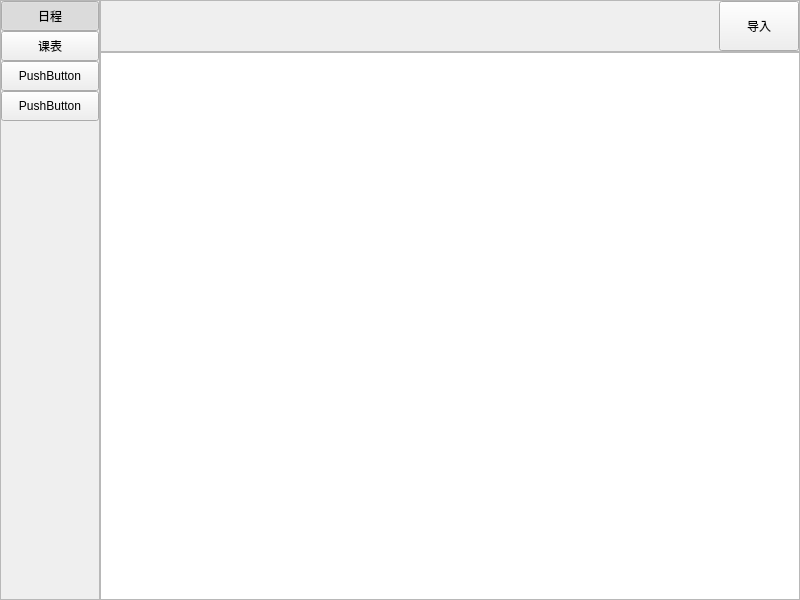
Above: mianwidget.ui from QiuLiang-99/OneLifeRelief before the change. Below: the same form after it.
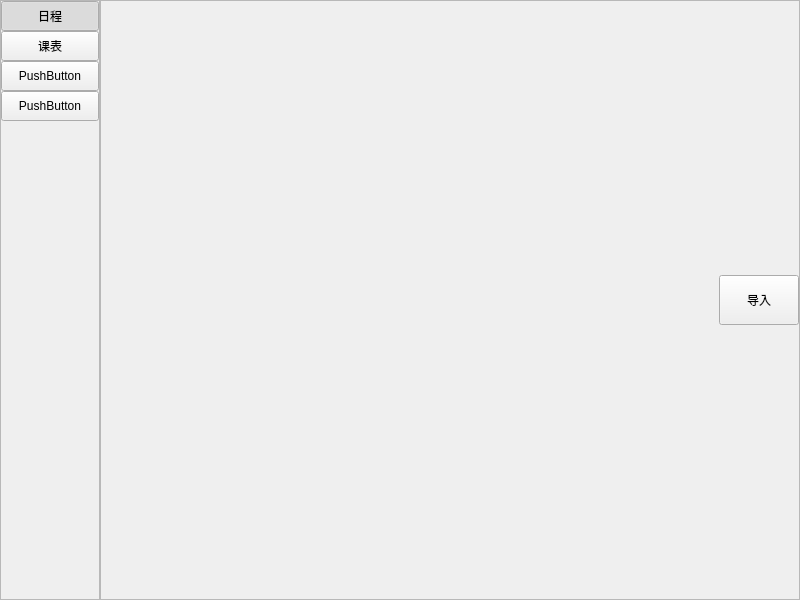
That is the form after the change. The open tabs and pages were chosen to show the change.

```diff
--- a/mianwidget.ui
+++ b/mianwidget.ui
@@ -222,9 +222,6 @@
        <property name="spacing">
         <number>0</number>
        </property>
-       <item row="1" column="0">
-        <widget class="QTableView" name="tableView_2"/>
-       </item>
        <item row="0" column="0">
         <widget class="QFrame" name="frame_2">
          <property name="minimumSize">
```
